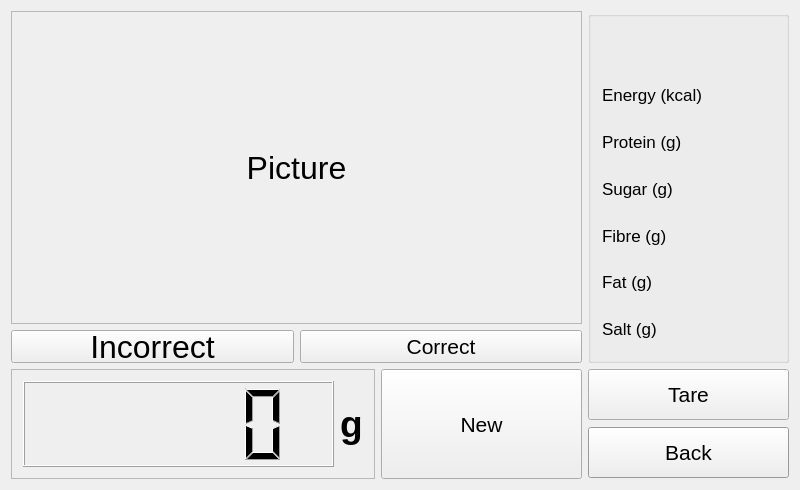
twschung/IoT-Smart-Scale, file v3/qt/foodInformation/foodinformation.ui: the form before one commit.
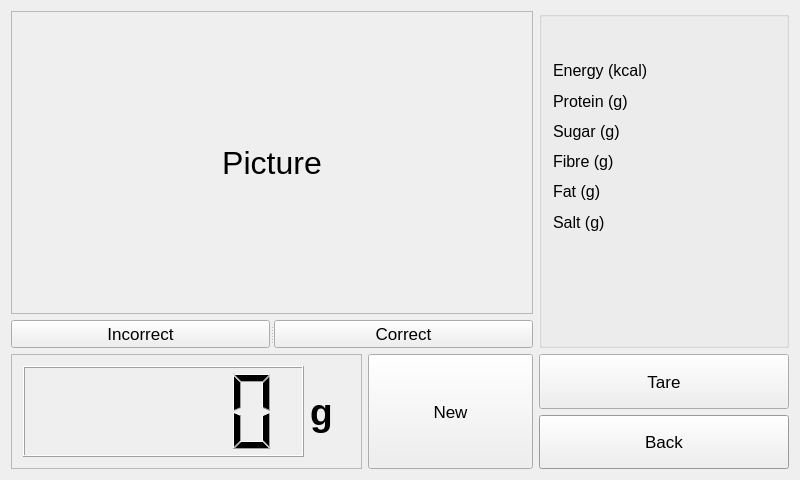
The form after the commit.

The edit to the form file:
```diff
--- a/v3/qt/foodInformation/foodinformation.ui
+++ b/v3/qt/foodInformation/foodinformation.ui
@@ -7,7 +7,7 @@
     <x>0</x>
     <y>0</y>
     <width>800</width>
-    <height>490</height>
+    <height>480</height>
    </rect>
   </property>
   <property name="font">
@@ -21,10 +21,16 @@
   <layout class="QGridLayout" name="gridLayout_3">
    <item row="3" column="0" rowspan="2">
     <widget class="QFrame" name="frame_lcd">
+     <property name="sizePolicy">
+      <sizepolicy hsizetype="Preferred" vsizetype="Preferred">
+       <horstretch>0</horstretch>
+       <verstretch>0</verstretch>
+      </sizepolicy>
+     </property>
      <property name="minimumSize">
       <size>
-       <width>321</width>
-       <height>101</height>
+       <width>351</width>
+       <height>65</height>
       </size>
      </property>
      <property name="frameShape">
@@ -36,25 +42,37 @@
      <layout class="QGridLayout" name="gridLayout_2">
       <item row="0" column="0">
        <widget class="QLCDNumber" name="lcd_number">
+        <property name="sizePolicy">
+         <sizepolicy hsizetype="Preferred" vsizetype="Minimum">
+          <horstretch>0</horstretch>
+          <verstretch>0</verstretch>
+         </sizepolicy>
+        </property>
         <property name="minimumSize">
          <size>
-          <width>311</width>
-          <height>81</height>
+          <width>275</width>
+          <height>50</height>
          </size>
         </property>
        </widget>
       </item>
       <item row="0" column="1">
        <widget class="QLabel" name="lbl_g">
+        <property name="sizePolicy">
+         <sizepolicy hsizetype="Fixed" vsizetype="Minimum">
+          <horstretch>0</horstretch>
+          <verstretch>0</verstretch>
+         </sizepolicy>
+        </property>
         <property name="minimumSize">
          <size>
-          <width>21</width>
-          <height>41</height>
+          <width>40</width>
+          <height>50</height>
          </size>
         </property>
         <property name="font">
          <font>
-          <family>Helvetica Neue</family>
+          <family>Arial</family>
           <pointsize>28</pointsize>
           <weight>75</weight>
           <bold>true</bold>
@@ -70,64 +88,38 @@
    </item>
    <item row="0" column="3">
     <widget class="QGroupBox" name="grpBx_nutriInfo">
+     <property name="sizePolicy">
+      <sizepolicy hsizetype="Minimum" vsizetype="Minimum">
+       <horstretch>0</horstretch>
+       <verstretch>0</verstretch>
+      </sizepolicy>
+     </property>
      <property name="minimumSize">
       <size>
-       <width>201</width>
-       <height>298</height>
+       <width>250</width>
+       <height>0</height>
+      </size>
+     </property>
+     <property name="maximumSize">
+      <size>
+       <width>16777215</width>
+       <height>350</height>
       </size>
      </property>
      <property name="title">
       <string/>
      </property>
      <layout class="QGridLayout" name="gridLayout">
-      <item row="6" column="0">
-       <widget class="QLabel" name="lbl_salt">
-        <property name="minimumSize">
-         <size>
-          <width>91</width>
-          <height>16</height>
-         </size>
-        </property>
+      <item row="0" column="0">
+       <widget class="QLabel" name="lbl_foodName">
         <property name="font">
          <font>
-          <family>Helvetica Neue</family>
-          <pointsize>13</pointsize>
+          <family>Arial</family>
+          <pointsize>12</pointsize>
          </font>
         </property>
         <property name="text">
-         <string>Salt (g)</string>
-        </property>
-       </widget>
-      </item>
-      <item row="6" column="1">
-       <widget class="QLabel" name="lbl_saltVal">
-        <property name="font">
-         <font>
-          <family>Helvetica Neue</family>
-          <pointsize>13</pointsize>
-         </font>
-        </property>
-        <property name="text">
          <string/>
-        </property>
-        <property name="alignment">
-         <set>Qt::AlignRight|Qt::AlignTrailing|Qt::AlignVCenter</set>
-        </property>
-       </widget>
-      </item>
-      <item row="5" column="1">
-       <widget class="QLabel" name="lbl_fatVal">
-        <property name="font">
-         <font>
-          <family>Helvetica Neue</family>
-          <pointsize>13</pointsize>
-         </font>
-        </property>
-        <property name="text">
-         <string/>
-        </property>
-        <property name="alignment">
-         <set>Qt::AlignRight|Qt::AlignTrailing|Qt::AlignVCenter</set>
         </property>
        </widget>
       </item>
@@ -135,8 +127,8 @@
        <widget class="QLabel" name="lbl_proteinVal">
         <property name="font">
          <font>
-          <family>Helvetica Neue</family>
-          <pointsize>13</pointsize>
+          <family>Arial</family>
+          <pointsize>12</pointsize>
          </font>
         </property>
         <property name="text">
@@ -147,41 +139,51 @@
         </property>
        </widget>
       </item>
-      <item row="2" column="0">
-       <widget class="QLabel" name="lbl_protein">
-        <property name="minimumSize">
-         <size>
-          <width>91</width>
-          <height>16</height>
-         </size>
-        </property>
+      <item row="6" column="1">
+       <widget class="QLabel" name="lbl_saltVal">
         <property name="font">
          <font>
-          <family>Helvetica Neue</family>
-          <pointsize>13</pointsize>
+          <family>Arial</family>
+          <pointsize>12</pointsize>
          </font>
         </property>
         <property name="text">
-         <string>Protein (g)</string>
+         <string/>
         </property>
+        <property name="alignment">
+         <set>Qt::AlignRight|Qt::AlignTrailing|Qt::AlignVCenter</set>
+        </property>
        </widget>
       </item>
-      <item row="5" column="0">
-       <widget class="QLabel" name="lbl_fat">
-        <property name="minimumSize">
-         <size>
-          <width>91</width>
-          <height>16</height>
-         </size>
+      <item row="4" column="1">
+       <widget class="QLabel" name="lbl_fibreVal">
+        <property name="font">
+         <font>
+          <family>Arial</family>
+          <pointsize>12</pointsize>
+         </font>
         </property>
+        <property name="text">
+         <string/>
+        </property>
+        <property name="alignment">
+         <set>Qt::AlignRight|Qt::AlignTrailing|Qt::AlignVCenter</set>
+        </property>
+       </widget>
+      </item>
+      <item row="1" column="1">
+       <widget class="QLabel" name="lbl_evergyVal">
         <property name="font">
          <font>
-          <family>Helvetica Neue</family>
-          <pointsize>13</pointsize>
+          <family>Arial</family>
+          <pointsize>12</pointsize>
          </font>
         </property>
         <property name="text">
-         <string>Fat (g)</string>
+         <string/>
+        </property>
+        <property name="alignment">
+         <set>Qt::AlignRight|Qt::AlignTrailing|Qt::AlignVCenter</set>
         </property>
        </widget>
       </item>
@@ -195,8 +197,8 @@
         </property>
         <property name="font">
          <font>
-          <family>Helvetica Neue</family>
-          <pointsize>13</pointsize>
+          <family>Arial</family>
+          <pointsize>12</pointsize>
          </font>
         </property>
         <property name="text">
@@ -204,47 +206,12 @@
         </property>
        </widget>
       </item>
-      <item row="3" column="0">
-       <widget class="QLabel" name="lbl_sugar">
-        <property name="minimumSize">
-         <size>
-          <width>91</width>
-          <height>16</height>
-         </size>
-        </property>
-        <property name="font">
-         <font>
-          <family>Helvetica Neue</family>
-          <pointsize>13</pointsize>
-         </font>
-        </property>
-        <property name="text">
-         <string>Sugar (g)</string>
-        </property>
-       </widget>
-      </item>
-      <item row="4" column="1">
-       <widget class="QLabel" name="lbl_fibreVal">
-        <property name="font">
-         <font>
-          <family>Helvetica Neue</family>
-          <pointsize>13</pointsize>
-         </font>
-        </property>
-        <property name="text">
-         <string/>
-        </property>
-        <property name="alignment">
-         <set>Qt::AlignRight|Qt::AlignTrailing|Qt::AlignVCenter</set>
-        </property>
-       </widget>
-      </item>
       <item row="3" column="1">
        <widget class="QLabel" name="lbl_sugarVal">
         <property name="font">
          <font>
-          <family>Helvetica Neue</family>
-          <pointsize>13</pointsize>
+          <family>Arial</family>
+          <pointsize>12</pointsize>
          </font>
         </property>
         <property name="text">
@@ -265,8 +232,8 @@
         </property>
         <property name="font">
          <font>
-          <family>Helvetica Neue</family>
-          <pointsize>13</pointsize>
+          <family>Arial</family>
+          <pointsize>12</pointsize>
          </font>
         </property>
         <property name="text">
@@ -274,12 +241,69 @@
         </property>
        </widget>
       </item>
-      <item row="1" column="1">
-       <widget class="QLabel" name="lbl_evergyVal">
+      <item row="6" column="0">
+       <widget class="QLabel" name="lbl_salt">
+        <property name="minimumSize">
+         <size>
+          <width>91</width>
+          <height>16</height>
+         </size>
+        </property>
         <property name="font">
          <font>
-          <family>Helvetica Neue</family>
-          <pointsize>13</pointsize>
+          <family>Arial</family>
+          <pointsize>12</pointsize>
+         </font>
+        </property>
+        <property name="text">
+         <string>Salt (g)</string>
+        </property>
+       </widget>
+      </item>
+      <item row="5" column="0">
+       <widget class="QLabel" name="lbl_fat">
+        <property name="minimumSize">
+         <size>
+          <width>91</width>
+          <height>16</height>
+         </size>
+        </property>
+        <property name="font">
+         <font>
+          <family>Arial</family>
+          <pointsize>12</pointsize>
+         </font>
+        </property>
+        <property name="text">
+         <string>Fat (g)</string>
+        </property>
+       </widget>
+      </item>
+      <item row="3" column="0">
+       <widget class="QLabel" name="lbl_sugar">
+        <property name="minimumSize">
+         <size>
+          <width>91</width>
+          <height>16</height>
+         </size>
+        </property>
+        <property name="font">
+         <font>
+          <family>Arial</family>
+          <pointsize>12</pointsize>
+         </font>
+        </property>
+        <property name="text">
+         <string>Sugar (g)</string>
+        </property>
+       </widget>
+      </item>
+      <item row="5" column="1">
+       <widget class="QLabel" name="lbl_fatVal">
+        <property name="font">
+         <font>
+          <family>Arial</family>
+          <pointsize>12</pointsize>
          </font>
         </property>
         <property name="text">
@@ -290,23 +314,109 @@
         </property>
        </widget>
       </item>
-      <item row="0" column="0" colspan="2">
-       <widget class="QLabel" name="lbl_foodName">
+      <item row="2" column="0">
+       <widget class="QLabel" name="lbl_protein">
+        <property name="minimumSize">
+         <size>
+          <width>91</width>
+          <height>16</height>
+         </size>
+        </property>
+        <property name="font">
+         <font>
+          <family>Arial</family>
+          <pointsize>12</pointsize>
+         </font>
+        </property>
         <property name="text">
-         <string/>
+         <string>Protein (g)</string>
         </property>
        </widget>
       </item>
+      <item row="7" column="0">
+       <spacer name="verticalSpacer">
+        <property name="orientation">
+         <enum>Qt::Vertical</enum>
+        </property>
+        <property name="sizeType">
+         <enum>QSizePolicy::Minimum</enum>
+        </property>
+        <property name="sizeHint" stdset="0">
+         <size>
+          <width>20</width>
+          <height>100</height>
+         </size>
+        </property>
+       </spacer>
+      </item>
      </layout>
     </widget>
    </item>
+   <item row="0" column="0" colspan="2">
+    <layout class="QVBoxLayout" name="verticalLayout_2">
+     <item>
+      <widget class="QLabel" name="lbl_foodPic">
+       <property name="sizePolicy">
+        <sizepolicy hsizetype="Preferred" vsizetype="Preferred">
+         <horstretch>0</horstretch>
+         <verstretch>0</verstretch>
+        </sizepolicy>
+       </property>
+       <property name="minimumSize">
+        <size>
+         <width>500</width>
+         <height>303</height>
+        </size>
+       </property>
+       <property name="frameShape">
+        <enum>QFrame::StyledPanel</enum>
+       </property>
+       <property name="text">
+        <string>Picture</string>
+       </property>
+       <property name="alignment">
+        <set>Qt::AlignCenter</set>
+       </property>
+      </widget>
+     </item>
+     <item>
+      <widget class="QSplitter" name="splitter">
+       <property name="orientation">
+        <enum>Qt::Horizontal</enum>
+       </property>
+       <widget class="QPushButton" name="btn_suggestion">
+        <property name="font">
+         <font>
+          <family>Arial</family>
+          <pointsize>13</pointsize>
+         </font>
+        </property>
+        <property name="text">
+         <string>Incorrect</string>
+        </property>
+       </widget>
+       <widget class="QPushButton" name="btn_addIntake">
+        <property name="font">
+         <font>
+          <family>Arial</family>
+          <pointsize>13</pointsize>
+         </font>
+        </property>
+        <property name="text">
+         <string>Correct</string>
+        </property>
+       </widget>
+      </widget>
+     </item>
+    </layout>
+   </item>
    <item row="4" column="3">
     <widget class="QPushButton" name="btn_back">
-     <property name="minimumSize">
-      <size>
-       <width>161</width>
-       <height>51</height>
-      </size>
+     <property name="sizePolicy">
+      <sizepolicy hsizetype="Minimum" vsizetype="Minimum">
+       <horstretch>0</horstretch>
+       <verstretch>0</verstretch>
+      </sizepolicy>
      </property>
      <property name="palette">
       <palette>
@@ -401,8 +511,8 @@
      </property>
      <property name="font">
       <font>
-       <family>Helvetica Neue</family>
-       <pointsize>16</pointsize>
+       <family>Arial</family>
+       <pointsize>13</pointsize>
       </font>
      </property>
      <property name="text">
@@ -412,16 +522,16 @@
    </item>
    <item row="3" column="1" rowspan="2">
     <widget class="QPushButton" name="btn_new">
-     <property name="minimumSize">
-      <size>
-       <width>101</width>
-       <height>110</height>
-      </size>
+     <property name="sizePolicy">
+      <sizepolicy hsizetype="Minimum" vsizetype="Minimum">
+       <horstretch>0</horstretch>
+       <verstretch>0</verstretch>
+      </sizepolicy>
      </property>
      <property name="font">
       <font>
-       <family>Helvetica Neue</family>
-       <pointsize>16</pointsize>
+       <family>Arial</family>
+       <pointsize>13</pointsize>
       </font>
      </property>
      <property name="text">
@@ -431,16 +541,16 @@
    </item>
    <item row="3" column="3">
     <widget class="QPushButton" name="btn_tare">
-     <property name="minimumSize">
-      <size>
-       <width>101</width>
-       <height>51</height>
-      </size>
+     <property name="sizePolicy">
+      <sizepolicy hsizetype="Minimum" vsizetype="Minimum">
+       <horstretch>0</horstretch>
+       <verstretch>0</verstretch>
+      </sizepolicy>
      </property>
      <property name="font">
       <font>
-       <family>Helvetica Neue</family>
-       <pointsize>16</pointsize>
+       <family>Arial</family>
+       <pointsize>13</pointsize>
       </font>
      </property>
      <property name="text">
@@ -448,68 +558,6 @@
      </property>
     </widget>
    </item>
-   <item row="0" column="0" colspan="2">
-    <layout class="QVBoxLayout" name="verticalLayout_2">
-     <item>
-      <widget class="QLabel" name="lbl_foodPic">
-       <property name="minimumSize">
-        <size>
-         <width>0</width>
-         <height>280</height>
-        </size>
-       </property>
-       <property name="frameShape">
-        <enum>QFrame::StyledPanel</enum>
-       </property>
-       <property name="text">
-        <string>Picture</string>
-       </property>
-       <property name="alignment">
-        <set>Qt::AlignCenter</set>
-       </property>
-      </widget>
-     </item>
-     <item>
-      <layout class="QHBoxLayout">
-       <property name="sizeConstraint">
-        <enum>QLayout::SetMinimumSize</enum>
-       </property>
-       <item>
-        <widget class="QPushButton" name="btn_suggestion">
-         <property name="minimumSize">
-          <size>
-           <width>161</width>
-           <height>25</height>
-          </size>
-         </property>
-         <property name="text">
-          <string>Incorrect</string>
-         </property>
-        </widget>
-       </item>
-       <item>
-        <widget class="QPushButton" name="btn_addIntake">
-         <property name="minimumSize">
-          <size>
-           <width>161</width>
-           <height>25</height>
-          </size>
-         </property>
-         <property name="font">
-          <font>
-           <family>Helvetica Neue</family>
-           <pointsize>16</pointsize>
-          </font>
-         </property>
-         <property name="text">
-          <string>Correct</string>
-         </property>
-        </widget>
-       </item>
-      </layout>
-     </item>
-    </layout>
-   </item>
   </layout>
  </widget>
  <layoutdefault spacing="6" margin="11"/>
```
